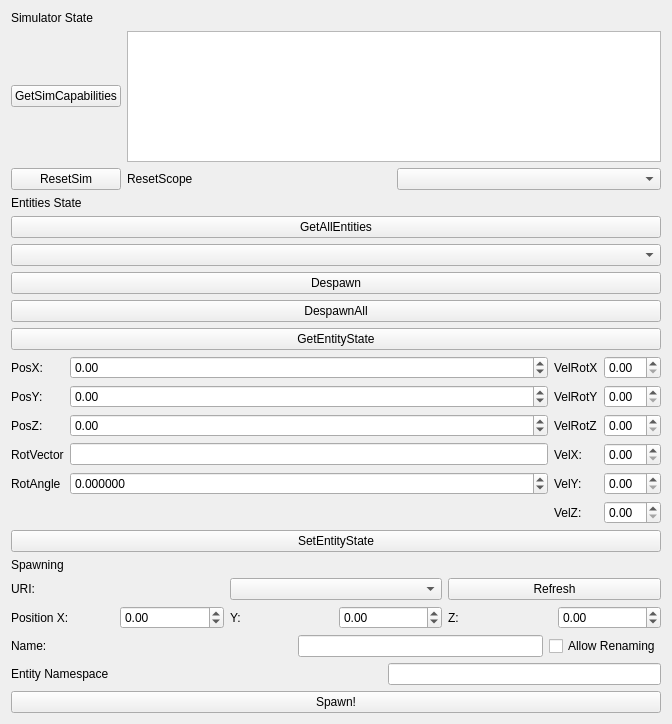
First picture: the form in src/sim_widget.ui, repository RobotecAI/q_simulation_interfaces, before the edit.
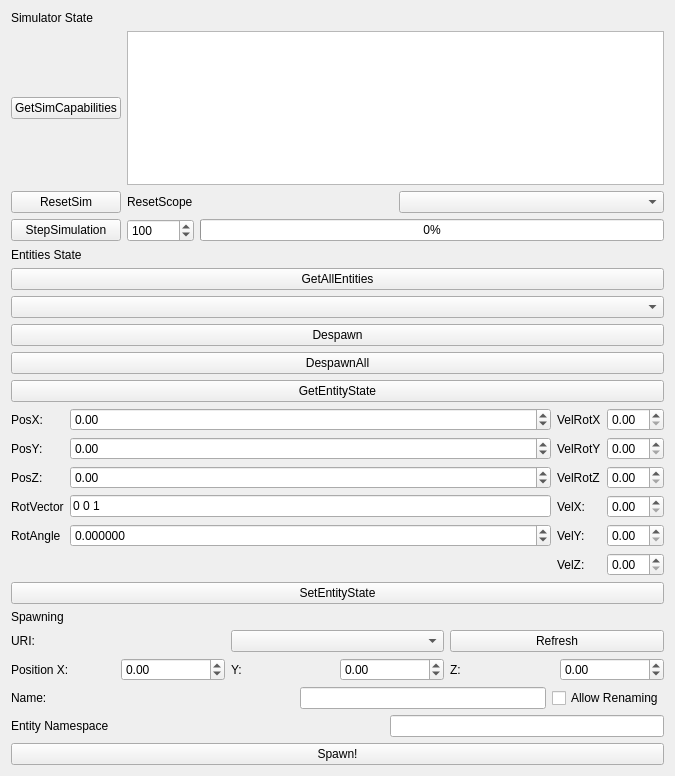
Second picture: the form after the edit.

Commit message: Service call

The edit to the form file:
```diff
--- a/src/sim_widget.ui
+++ b/src/sim_widget.ui
@@ -6,14 +6,21 @@
    <rect>
     <x>0</x>
     <y>0</y>
-    <width>672</width>
-    <height>724</height>
+    <width>675</width>
+    <height>776</height>
    </rect>
   </property>
   <layout class="QVBoxLayout" name="verticalLayout_4">
    <item>
     <layout class="QGridLayout" name="gridLayout">
-     <item row="1" column="1">
+     <item row="3" column="0">
+      <widget class="QPushButton" name="stepSimButton">
+       <property name="text">
+        <string>StepSimulation</string>
+       </property>
+      </widget>
+     </item>
+     <item row="1" column="2">
       <widget class="QListWidget" name="listCapabilities"/>
      </item>
      <item row="0" column="0">
@@ -23,13 +30,6 @@
        </property>
       </widget>
      </item>
-     <item row="1" column="0">
-      <widget class="QPushButton" name="GetSimCapabilites">
-       <property name="text">
-        <string>GetSimCapabilities</string>
-       </property>
-      </widget>
-     </item>
      <item row="2" column="0">
       <widget class="QPushButton" name="resetSimButton">
        <property name="text">
@@ -37,7 +37,7 @@
        </property>
       </widget>
      </item>
-     <item row="2" column="1">
+     <item row="2" column="2">
       <layout class="QHBoxLayout" name="horizontalLayout_4">
        <item>
         <widget class="QLabel" name="label_17">
@@ -51,6 +51,37 @@
        </item>
       </layout>
      </item>
+     <item row="1" column="0">
+      <widget class="QPushButton" name="GetSimCapabilites">
+       <property name="text">
+        <string>GetSimCapabilities</string>
+       </property>
+      </widget>
+     </item>
+     <item row="3" column="2">
+      <layout class="QHBoxLayout" name="horizontalLayout_11">
+       <item>
+        <widget class="QSpinBox" name="stepsSpinBox">
+         <property name="maximum">
+          <number>999999999</number>
+         </property>
+         <property name="value">
+          <number>100</number>
+         </property>
+        </widget>
+       </item>
+       <item>
+        <widget class="QProgressBar" name="simProgressBar">
+         <property name="value">
+          <number>0</number>
+         </property>
+         <property name="format">
+          <string>%p%</string>
+         </property>
+        </widget>
+       </item>
+      </layout>
+     </item>
     </layout>
    </item>
    <item>
@@ -163,7 +194,11 @@
           </widget>
          </item>
          <item row="3" column="3">
-          <widget class="QLineEdit" name="RotVector"/>
+          <widget class="QLineEdit" name="RotVector">
+           <property name="text">
+            <string>0 0 1</string>
+           </property>
+          </widget>
          </item>
          <item row="5" column="5">
           <widget class="QDoubleSpinBox" name="StateVelZ"/>
```
The commit also changes 2 other files.
